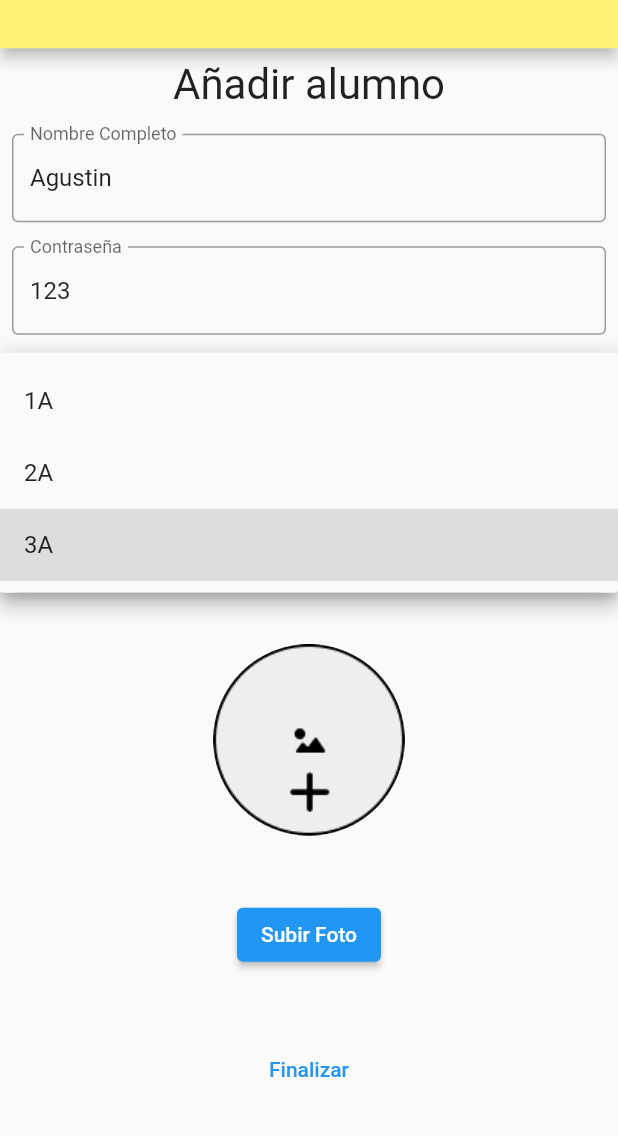
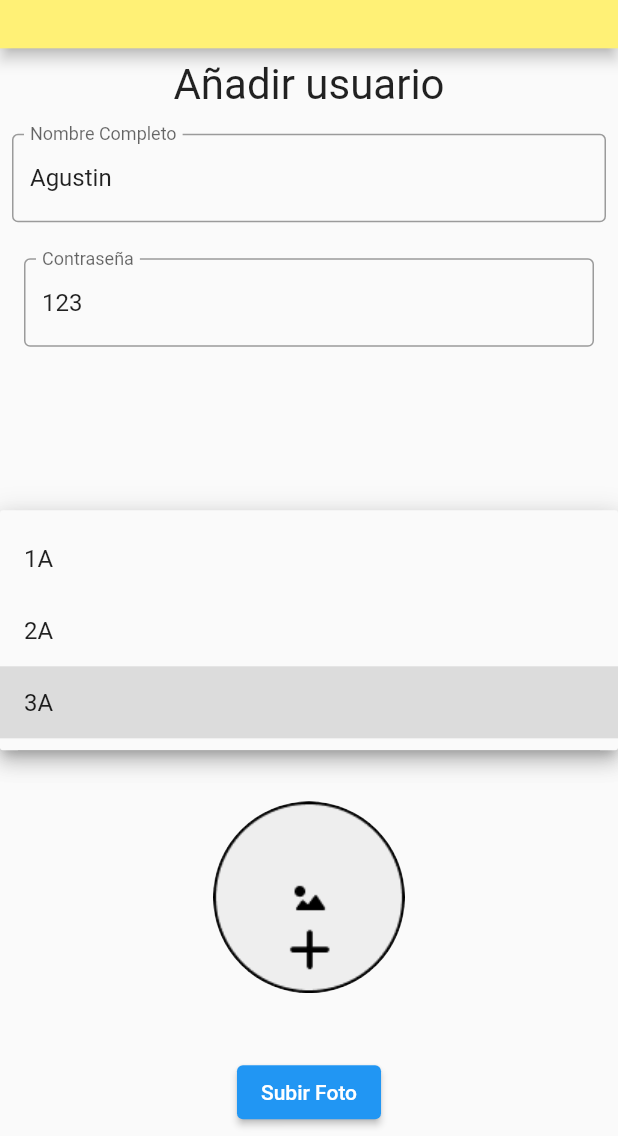
Before and after one commit to Los-Galacticos-de-Montepinar/Appcesible, a Flutter app: the screen it shows after launch, after a tap on "3A", on a phone screen of 412 x 824 dp, the part 100-1236 px from its top. Run offline on Flutter 3.47's test engine with Material 2 defaults, Android fonts, the phone set to English and light mode, and no system bars; our stand-ins replace flutter_screenutil, responsive_builder, shared_preferences.

Commit message:
Added pictogram passwd(Non functional)

```diff
--- a/lib/main.dart
+++ b/lib/main.dart
@@ -2,7 +2,7 @@ import 'package:flutter/material.dart';
 import 'package:flutter_screenutil/flutter_screenutil.dart';
 
 import 'package:appcesible/screens/select_user.dart';
-import 'package:appcesible/screens/formulario_alumno.dart';
+import 'package:appcesible/screens/formulario_usuarios.dart';
 import 'package:appcesible/screens/home_teacher.dart';
 
 void main() {
@@ -49,16 +49,28 @@ class MainApp extends StatelessWidget {
   // su mapa será {'Audio':false,'Pictogramas':false,'Texto':true}, el índice es dentro de la lista que le pasamos,
   // la lista de clases es ['3A','2A','1A'] y el alumno esta en 2A, el indice que pasamos es 1
 
-  @override
+  /*@override
   Widget build(BuildContext context) {
    return const FormularioAlumnos(
-      'Añadir alumno',
+      'Añadir usuario',
      'Agustin',
     '123',
    {'Audio': true, 'Pictogramas': false, 'Texto': false},
   ['1A', '2A', '3A'],
    2,
    '',
-   -1);
-  }
+   0);
+  }*/
+
+  Widget build(BuildContext context) {
+   return const FormularioUsuarios(
+      'Añadir usuario',
+     'Agustin',
+      '123',
+    {'Audio': true, 'Pictogramas': false, 'Texto': false},
+    ['1A', '2A', '3A'],
+    2,
+    '',
+    0);
+   }
 }
--- a/lib/screens/formulario_alumno.dart
+++ b/lib/screens/formulario_usuarios.dart
@@ -14,11 +14,11 @@ import 'package:appcesible/services/user_service.dart';
 void main() {
   runApp(
     const MaterialApp(
-      home: FormularioAlumnos("Añadir alumno","","",{"Audio":false,"Pictogramas":false,"Texto":false},['1A','2A','3A'],-1,"",-1),
+      home: FormularioUsuarios("Añadir alumno","","",{"Audio":false,"Pictogramas":false,"Texto":false},['1A','2A','3A'],-1,"",-1),
     ));
 }
 
-class FormularioAlumnos extends StatefulWidget {
+class FormularioUsuarios extends StatefulWidget {
   final String title;
   final String name;
   final String passwd;
@@ -27,13 +27,13 @@ class FormularioAlumnos extends StatefulWidget {
   final int classIndex;
   final String picture;
   final int userT;
-  const FormularioAlumnos(this.title , this.name ,this.passwd, this.content , this.classes, this.classIndex, this.picture, this.userT ,{super.key});
+  const FormularioUsuarios(this.title , this.name ,this.passwd, this.content , this.classes, this.classIndex, this.picture, this.userT ,{super.key});
 
   @override
   FormularioAlumnosState createState() => FormularioAlumnosState();
 }
 
-class FormularioAlumnosState extends State<FormularioAlumnos> {
+class FormularioAlumnosState extends State<FormularioUsuarios> {
 
   Map<String,bool> content = {};
   List<String> classes = [];
@@ -43,6 +43,7 @@ class FormularioAlumnosState extends State<FormularioAlumnos> {
   int userT=-1;
   bool firstExe=true;
   bool show=false;
+  bool picto=false;
   DecorationImage picture=const DecorationImage(image: AssetImage('assets/images/addPicture.png'), fit: BoxFit.fill);
 
   TextEditingController nameController = TextEditingController();
@@ -56,11 +57,45 @@ class FormularioAlumnosState extends State<FormularioAlumnos> {
     super.dispose();
   }
 
-  void _showAlertDialog(String text) {
+  Widget passwdPic(){
+    Image ejemplo=Image.asset("assets/images/addPicture.png");
+    return ejemplo;
+  }
+
+  Widget passwdText(){
+      return Padding(
+              padding: const EdgeInsets.all(8),
+              child: TextField(
+                controller: passwdController,
+                decoration: const InputDecoration(
+                  labelText: 'Contraseña',
+                  border: OutlineInputBorder(),
+                ),
+              )
+            );
+  }
+
+  Widget pictoCheckWid(){
+    return Row(
+      children: [
+        Checkbox(
+            value: picto,
+            onChanged: (bool? value) {
+              setState(() {
+                picto = value!;
+              });
+            },
+          ),
+        const Text("Contraseña con pictogramas")
+      ],
+    );
+  }
+
+  void _showAlertDialog(String text, BuildContext context) {
     showDialog(
       context: context,
-      builder: (buildcontext) {
-        return AlertDialog(
+      builder: (BuildContext context) {
+          return AlertDialog(
           title: const Text("Alerta"),
           content: Text(text),
           actions: <Widget>[
@@ -73,6 +108,8 @@ class FormularioAlumnosState extends State<FormularioAlumnos> {
       }
     );
   }
+
+
 
   Widget contentW(BuildContext context){
     return Column(
@@ -146,6 +183,8 @@ class FormularioAlumnosState extends State<FormularioAlumnos> {
       }
       userTypes.addAll(["Profesor","Estudiante","Administrador"]);
 
+      show=userTypes[userT]=="Estudiante";
+
       content.forEach((key, value) {if(value) choosedTypes+=' $key ';});
 
       if(widget.picture!=""){
@@ -159,7 +198,7 @@ class FormularioAlumnosState extends State<FormularioAlumnos> {
       home: Scaffold(
         appBar: AppBar(
           backgroundColor: Colors.yellow[300],
-          title: const Text('AppCesible', textScaleFactor: 1.5),
+          title: const Text('AppCesible', textScaler: TextScaler.linear(1.5)),
           centerTitle: true,
           toolbarHeight: heightTitle,
         ),
@@ -172,7 +211,7 @@ class FormularioAlumnosState extends State<FormularioAlumnos> {
                     padding: const EdgeInsets.all(8),
                     child: Text(
                       widget.title,
-                      textScaleFactor: 2,
+                      textScaler: const TextScaler.linear(2),
                     )
                   ),
                   Padding(
@@ -185,16 +224,21 @@ class FormularioAlumnosState extends State<FormularioAlumnos> {
                       ),
                     )
                   ),
-                  Padding(
-                    padding: const EdgeInsets.all(8),
-                    child: TextField(
-                      controller: passwdController,
-                      decoration: const InputDecoration(
-                        labelText: 'Contraseña',
-                        border: OutlineInputBorder(),
-                      ),
-                    )
+
+                  Container(
+                    height: 180,
+                    padding: EdgeInsets.all(8),
+                    child: Column(
+                      children: [
+                        (!picto || userTypes[userT]!="Estudiante") ? passwdText():Container()
+                        ,
+                        (picto && userTypes[userT]=="Estudiante") ? passwdPic():Container()
+                      ],
+                    ),
                   ),
+
+                  show ? Container(child: pictoCheckWid()):SizedBox.shrink()
+                  ,
                   Padding(
                     padding: const EdgeInsets.all(12),
                     child: DropdownButtonFormField(
@@ -225,7 +269,7 @@ class FormularioAlumnosState extends State<FormularioAlumnos> {
                       ),
                     ),
                   ),
-                    show ? Container(child: contentW(context)):SizedBox.shrink()
+                  show ? Container(child: contentW(context)):SizedBox.shrink()
                   ,
                   Padding(
                     padding: const EdgeInsets.all(12),
@@ -278,7 +322,7 @@ class FormularioAlumnosState extends State<FormularioAlumnos> {
                   child: TextButton(
                       onPressed: ()=>{
                         if(nameController.value.text.isEmpty)
-                          _showAlertDialog("Rellene el campo nombre")
+                          _showAlertDialog("Rellene el campo nombre", context)/*
                         else if(passwdController.value.text.isEmpty)
                           _showAlertDialog("Rellene el campo contraseña")
                         else if(choosedTypes.isEmpty)
@@ -286,7 +330,7 @@ class FormularioAlumnosState extends State<FormularioAlumnos> {
                         else if(classes[classIndex]=='')
                           _showAlertDialog("Rellene el campo clase")
                         else if((picture.image as AssetImage).assetName=='assets/images/addPicture.png')
-                          _showAlertDialog("Rellene el campo foto")
+                          _showAlertDialog("Rellene el campo foto")*/
                         //else
                           //upload()
                       },
--- a/pubspec.yaml
+++ b/pubspec.yaml
@@ -14,11 +14,12 @@ dependencies:
   flutter_screenutil:
   responsive_builder:
   shared_preferences: ^2.2.2
+  fluttertoast: ^8.0.7
 
 dev_dependencies:
   flutter_test:
     sdk: flutter
-  flutter_lints: ^2.0.0
+  flutter_lints: ^3.0.1
 
 flutter:
   uses-material-design: true
```
